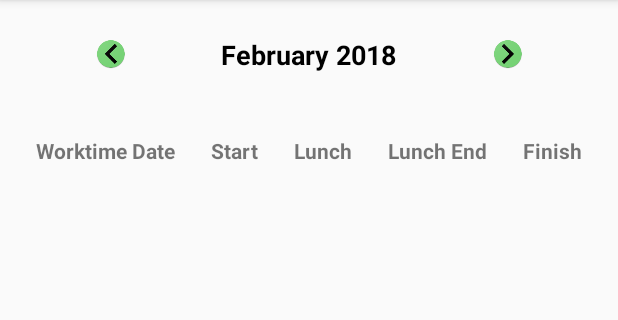
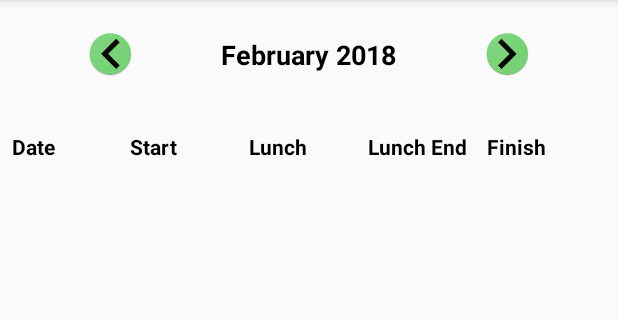
Before and after one commit to issuran/LogWorktime, an Android app: the ListLoggedWorktime screen opened directly, with no data from a screen before it, on a phone screen of 412 x 824 dp, the part 84-404 px from its top. Run offline under Robolectric (Android 15) with nearby library versions, the phone set to English and light mode, and no system bars; our stand-ins replace Firebase (no records; nobody signed in at launch, a user with empty details on screens opened directly); libraries missing offline, so code that uses them is left out: com.firebase.ui.

```diff
--- a/app/src/main/java/br/com/optimizer7/logworktime/ListLoggedWorktimeAdapter.kt
+++ b/app/src/main/java/br/com/optimizer7/logworktime/ListLoggedWorktimeAdapter.kt
@@ -1,6 +1,7 @@
 package br.com.optimizer7.logworktime
 
 import android.content.Intent
+import android.support.v4.content.ContextCompat
 import android.support.v7.widget.RecyclerView
 import android.view.LayoutInflater
 import android.view.View
@@ -55,7 +56,14 @@ class ListLoggedWorktimeAdapter(private val loggedWorktimes: ArrayList<Worktime>
                 view.startLunch.text = view.context.getString(R.string.lunch_worktime_label)
                 view.doneLunch.text = view.context.getString(R.string.lunch_end_worktime_label)
                 view.doneWorktime.text = view.context.getString(R.string.finish_worktime_label)
-                view.dateWorktime.text = view.context.getString(R.string.worktime_date)
+                view.dateWorktime.text = view.context.getString(R.string.date)
+
+
+                view.startWorktime.setTextColor(ContextCompat.getColor(view.context, R.color.primary_dark_material_dark))
+                view.startLunch.setTextColor(ContextCompat.getColor(view.context, R.color.primary_dark_material_dark))
+                view.doneLunch.setTextColor(ContextCompat.getColor(view.context, R.color.primary_dark_material_dark))
+                view.doneWorktime.setTextColor(ContextCompat.getColor(view.context, R.color.primary_dark_material_dark))
+                view.dateWorktime.setTextColor(ContextCompat.getColor(view.context, R.color.primary_dark_material_dark))
             }else{
                 this.worktime = worktime
                 view.startWorktime.setText(IsEmptyOrNull(worktime!!.beginWorktime))
@@ -63,6 +71,8 @@ class ListLoggedWorktimeAdapter(private val loggedWorktimes: ArrayList<Worktime>
                 view.doneLunch.setText(IsEmptyOrNull(worktime!!.doneLunch))
                 view.doneWorktime.setText(IsEmptyOrNull(worktime!!.doneWorktime))
                 view.dateWorktime.setText(worktime!!.date)
+
+                view.dateWorktime.setTextColor(ContextCompat.getColor(view.context, R.color.colorPrimary))
             }
         }
 
--- a/app/src/main/res/layout/list_logged_worktime_activity.xml
+++ b/app/src/main/res/layout/list_logged_worktime_activity.xml
@@ -41,7 +41,7 @@
 
                     <ImageView
                         android:id="@+id/previousMonth"
-                        android:layout_width="20dp"
+                        android:layout_width="30dp"
                         android:layout_height="wrap_content"
                         android:src="@mipmap/ic_left_calendar_option"
                         app:layout_constraintBottom_toBottomOf="parent"
@@ -69,7 +69,7 @@
 
                     <ImageView
                         android:id="@+id/nextMonth"
-                        android:layout_width="20dp"
+                        android:layout_width="30dp"
                         android:layout_height="wrap_content"
                         android:src="@mipmap/ic_right_calendar_option"
                         app:layout_constraintBottom_toBottomOf="parent"
@@ -82,14 +82,20 @@
 
             </LinearLayout>
 
-            <android.support.v7.widget.RecyclerView
-                android:id="@+id/recyclerView"
+            <ScrollView
                 android:layout_width="match_parent"
                 android:layout_height="wrap_content"
-                android:layout_marginTop="16dp"
+                android:orientation="horizontal"
                 app:layout_constraintTop_toBottomOf="@+id/titleRecyclerView2">
+                <android.support.v7.widget.RecyclerView
+                    android:id="@+id/recyclerView"
+                    android:layout_width="match_parent"
+                    android:layout_height="wrap_content"
+                    android:layout_marginTop="16dp"
+                    >
 
-            </android.support.v7.widget.RecyclerView>
+                </android.support.v7.widget.RecyclerView>
+            </ScrollView>
 
         </android.support.constraint.ConstraintLayout>
 
--- a/app/src/main/res/layout/logged_worktime_cell.xml
+++ b/app/src/main/res/layout/logged_worktime_cell.xml
@@ -3,16 +3,18 @@
     xmlns:app="http://schemas.android.com/apk/res-auto"
     xmlns:tools="http://schemas.android.com/tools"
     android:layout_width="match_parent"
+    android:orientation="horizontal"
+    android:weightSum="5"
+    android:paddingLeft="8dp"
+    android:paddingStart="8dp"
+    android:paddingRight="8dp"
+    android:paddingEnd="8dp"
     android:layout_height="24dp">
-
-    <android.support.constraint.ConstraintLayout
-        android:id="@+id/constLayout"
-        android:layout_width="match_parent"
-        android:layout_height="match_parent">
 
         <TextView
             android:id="@+id/dateWorktime"
-            android:layout_width="wrap_content"
+            android:layout_width="0dp"
+            android:layout_weight="1"
             android:layout_height="wrap_content"
             android:text="Date"
             android:textStyle="bold"
@@ -25,7 +27,8 @@
 
         <TextView
             android:id="@+id/startWorktime"
-            android:layout_width="wrap_content"
+            android:layout_width="0dp"
+            android:layout_weight="1"
             android:layout_height="wrap_content"
             android:text="BW"
             android:textStyle="bold"
@@ -38,7 +41,8 @@
 
         <TextView
             android:id="@+id/startLunch"
-            android:layout_width="wrap_content"
+            android:layout_width="0dp"
+            android:layout_weight="1"
             android:layout_height="wrap_content"
             android:text="BL"
             android:textStyle="bold"
@@ -51,7 +55,8 @@
 
         <TextView
             android:id="@+id/doneLunch"
-            android:layout_width="wrap_content"
+            android:layout_width="0dp"
+            android:layout_weight="1"
             android:layout_height="wrap_content"
             android:text="DL"
             android:textSize="14sp"
@@ -64,7 +69,8 @@
 
         <TextView
             android:id="@+id/doneWorktime"
-            android:layout_width="wrap_content"
+            android:layout_width="0dp"
+            android:layout_weight="1"
             android:layout_height="wrap_content"
             android:text="DW"
             android:textSize="14sp"
@@ -75,7 +81,4 @@
             app:layout_constraintStart_toEndOf="@+id/doneLunch"
             app:layout_constraintTop_toTopOf="parent" />
 
-    </android.support.constraint.ConstraintLayout>
-
-
 </LinearLayout>
```
Also changed, not shown: app/src/main/res/layout/logged_worktime_label_cell.xml (deleted, +0 -81 lines), app/src/main/res/values/strings.xml (+4 -3 lines), 1 other file.
